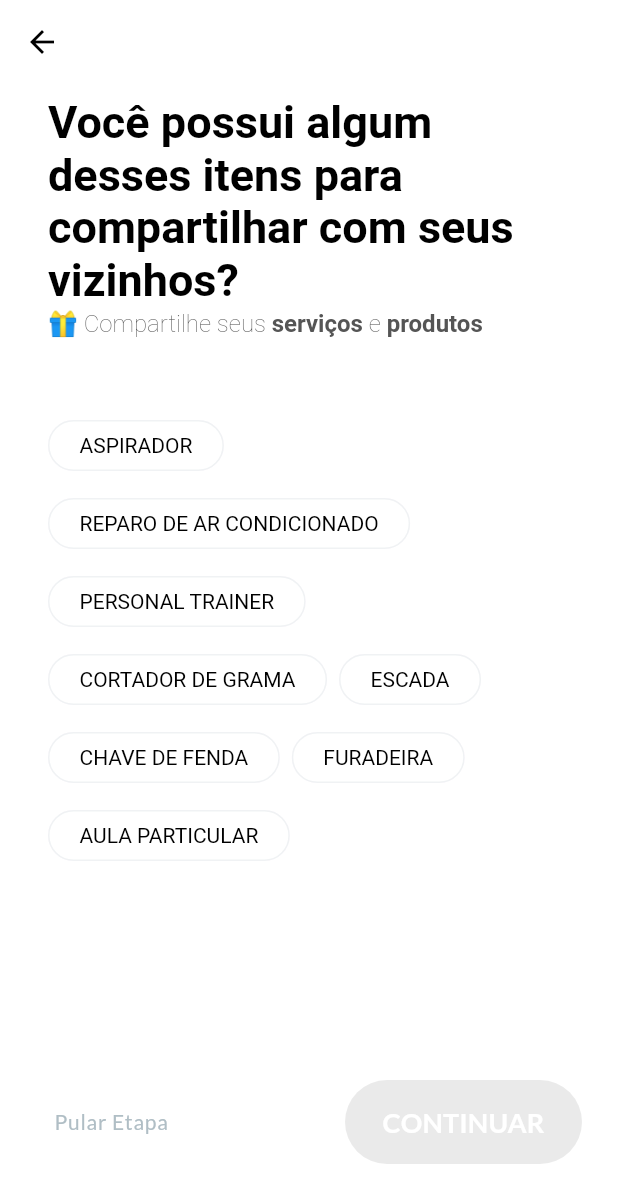
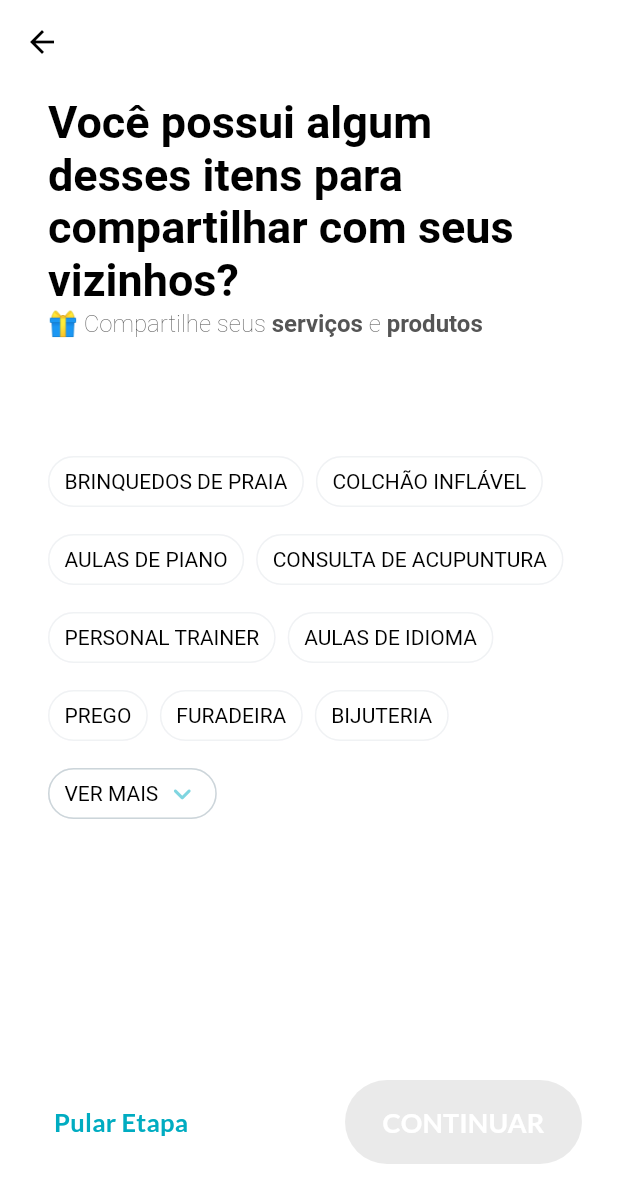
Before and after one commit to savioluis/kondus_app, a Flutter app: the ShareYourItemsPage screen opened directly with empty values, on a phone screen of 412 x 824 dp. Shown: the top 1203 px of the screen. Run offline on Flutter 3.47's test engine with Material 3 defaults, Android fonts, the phone set to English and light mode, and no system bars; our stand-ins replace cached_network_image, cloud_firestore, dio, equatable, firebase_core, flutter_secure_storage and 6 more; accounts and stored records are empty; network calls fail.

Commit message:
feat: add more recommended items to Share Your Items Page and enchance this page with search and shuffle recommended items

```diff
--- /dev/null
+++ b/lib/src/modules/share_your_items/model/recommended_item.dart
@@ -0,0 +1,396 @@
+import 'package:kondus/core/services/items/models/items_filter_model.dart';
+
+class RecommendedItem {
+  final String name;
+  final ItemType type;
+  final String description;
+  final List<int> categoriesIds;
+  final String actionType;
+
+  RecommendedItem({
+    required this.name,
+    required this.type,
+    required this.description,
+    required this.categoriesIds,
+    required this.actionType,
+  });
+
+  static final items = [
+    RecommendedItem(
+      name: "Reparo de ar condicionado",
+      type: ItemType.servico,
+      description:
+          "Serviço de manutenção, limpeza e conserto de ar-condicionado. Atendo modelos do tipo [split/janela/inverter]. Com garantia e agendamento flexível.",
+      categoriesIds: [5],
+      actionType: "Serviço",
+    ),
+    RecommendedItem(
+      name: "Aspirador",
+      type: ItemType.produto,
+      description:
+          "Aspirador portátil ideal para limpeza doméstica ou automotiva. Equipamento em boas condições. Fácil de usar e com bom desempenho.",
+      categoriesIds: [12],
+      actionType: 'Aluguel',
+    ),
+    RecommendedItem(
+      name: "Chave de Fenda",
+      type: ItemType.produto,
+      description:
+          "Kit básico de chave de fenda para pequenos reparos. Ferramenta em boas condições. Ideal para uso esporádico.",
+      categoriesIds: [9],
+      actionType: 'Aluguel',
+    ),
+    RecommendedItem(
+      name: "Personal Trainer",
+      type: ItemType.servico,
+      description:
+          "Acompanhamento personalizado para treinos com foco em [condicionamento, emagrecimento ou hipertrofia]. Atendimento em casa ou online.",
+      categoriesIds: [6],
+      actionType: "Serviço",
+    ),
+    RecommendedItem(
+      name: "Aula Particular",
+      type: ItemType.servico,
+      description:
+          "Aulas em domicílio ou online nas áreas de [matemática, inglês, reforço escolar, etc.]. Flexível e focado em resultados.",
+      categoriesIds: [14],
+      actionType: "Serviço",
+    ),
+    RecommendedItem(
+      name: "Cortador de Grama",
+      type: ItemType.produto,
+      description:
+          "Cortador de grama em boas condições. Perfeito para manter jardins e quintais bem cuidados sem precisar comprar um equipamento próprio.",
+      categoriesIds: [9],
+      actionType: "Aluguel",
+    ),
+    RecommendedItem(
+      name: "Escada",
+      type: ItemType.produto,
+      description:
+          "Escada dobrável multiuso ideal para pequenos reparos ou manutenção doméstica. Está em boas condições. Leve, segura e fácil de transportar.",
+      categoriesIds: [9],
+      actionType: "Aluguel",
+    ),
+    RecommendedItem(
+      name: "Furadeira",
+      type: ItemType.produto,
+      description:
+          "Furadeira elétrica portátil com brocas inclusas. Ótima para instalações simples e reparos. Está em boas condições.",
+      categoriesIds: [9],
+      actionType: "Aluguel",
+    ),
+    //
+    RecommendedItem(
+      name: "Cuidador de Pets",
+      type: ItemType.servico,
+      description:
+          "Serviço de cuidado e passeios com cães e gatos. Atendimento dentro do condomínio ou nas redondezas.",
+      categoriesIds: [10, 15],
+      actionType: "Serviço",
+    ),
+    RecommendedItem(
+      name: "Serviço de Costura",
+      type: ItemType.servico,
+      description:
+          "Pequenos reparos e ajustes em roupas, como bainhas, botões ou costuras simples. Atendimento no próprio condomínio.",
+      categoriesIds: [5, 11],
+      actionType: "Serviço",
+    ),
+    RecommendedItem(
+      name: "Cadeira de Praia",
+      type: ItemType.produto,
+      description:
+          "Cadeira leve e dobrável, ideal para usar na área comum, varandas ou momentos de lazer ao ar livre.",
+      categoriesIds: [2, 13],
+      actionType: "Aluguel",
+    ),
+    RecommendedItem(
+      name: "Faxina",
+      type: ItemType.servico,
+      description:
+          "Limpeza detalhada de apartamentos e casas. Inclui cozinha, banheiros e áreas comuns.",
+      categoriesIds: [12],
+      actionType: "Serviço",
+    ),
+    RecommendedItem(
+      name: "Serviço de Massagem",
+      type: ItemType.servico,
+      description:
+          "Massoterapeuta com atendimento em domicílio. Alívio de estresse, dores musculares e relaxamento geral.",
+      categoriesIds: [
+        17,
+        20,
+      ],
+      actionType: "Serviço",
+    ),
+    RecommendedItem(
+      name: "Bolo de Pote",
+      type: ItemType.produto,
+      description:
+          "Deliciosos bolos de pote com diversos sabores, feitos sob encomenda. Opção prática e saborosa.",
+      categoriesIds: [4],
+      actionType: "Venda",
+    ),
+    RecommendedItem(
+      name: "Bomba de Encher",
+      type: ItemType.produto,
+      description:
+          "Bomba elétrica usada para inflar piscinas, colchões ou brinquedos de verão. Funciona rápido e é fácil de usar.",
+      categoriesIds: [3, 7],
+      actionType: "Aluguel",
+    ),
+    RecommendedItem(
+      name: "Colchão Inflável",
+      type: ItemType.produto,
+      description:
+          "Colchão inflável de casal, ótimo para visitas de última hora. Fácil de guardar e inflar.",
+      categoriesIds: [2],
+      actionType: "Aluguel",
+    ),
+    RecommendedItem(
+      name: "Aulas de Idioma",
+      type: ItemType.servico,
+      description:
+          "Conversação em inglês, francês e alemão com foco em fluência e vocabulário do dia a dia. Ideal para iniciantes e intermediários.",
+      categoriesIds: [14],
+      actionType: "Serviço",
+    ),
+    RecommendedItem(
+      name: "Caixa de Som",
+      type: ItemType.produto,
+      description:
+          "Caixa de som portátil ideal para festas pequenas ou encontros entre vizinhos.",
+      categoriesIds: [6],
+      actionType: "Aluguel",
+    ),
+    RecommendedItem(
+      name: "Medidor de Pressão",
+      type: ItemType.produto,
+      description:
+          "Equipamento confiável para aferir a pressão arterial de forma prática.",
+      categoriesIds: [20],
+      actionType: "Aluguel",
+    ),
+    RecommendedItem(
+      name: "Consulta de Acupuntura",
+      type: ItemType.servico,
+      description:
+          "Sessões de acupuntura para alívio de dores e estresse. Atendimento domiciliar.",
+      categoriesIds: [20],
+      actionType: "Serviço",
+    ),
+    RecommendedItem(
+      name: "Corte de Cabelo",
+      type: ItemType.servico,
+      description:
+          "Corte prático em domicílio com atenção a estilo e conforto.",
+      categoriesIds: [17],
+      actionType: "Serviço",
+    ),
+    RecommendedItem(
+      name: "Transporte de Encomendas",
+      type: ItemType.servico,
+      description:
+          "Levo pequenas entregas entre blocos ou torres do condomínio.",
+      categoriesIds: [16],
+      actionType: "Serviço",
+    ),
+    RecommendedItem(
+      name: "Aulas de Redação",
+      type: ItemType.servico,
+      description:
+          "Correção e acompanhamento de textos para estudantes e vestibulandos.",
+      categoriesIds: [14],
+      actionType: "Serviço",
+    ),
+    RecommendedItem(
+      name: "Aulas de Violão",
+      type: ItemType.servico,
+      description:
+          "Aulas práticas e introdutórias para quem quer aprender a tocar violão.",
+      categoriesIds: [14],
+      actionType: "Serviço",
+    ),
+    RecommendedItem(
+      name: "Extensão Elétrica",
+      type: ItemType.produto,
+      description:
+          "Prolongador com vários metros de alcance. Útil em manutenções ou festas.",
+      categoriesIds: [3],
+      actionType: "Aluguel",
+    ),
+    RecommendedItem(
+      name: "Detector de Tensão",
+      type: ItemType.produto,
+      description:
+          "Equipamento de segurança para identificar corrente em instalações.",
+      categoriesIds: [3],
+      actionType: "Aluguel",
+    ),
+    RecommendedItem(
+      name: "Bola de Pilates",
+      type: ItemType.produto,
+      description:
+          "Equipamento versátil para exercícios físicos e alongamentos.",
+      categoriesIds: [20],
+      actionType: "Aluguel",
+    ),
+    RecommendedItem(
+      name: "Manicure e Pedicure",
+      type: ItemType.servico,
+      description:
+          "Atendimento em domicílio para cuidados com unhas e cutículas.",
+      categoriesIds: [17],
+      actionType: "Serviço",
+    ),
+    RecommendedItem(
+      name: "Carona Solidária",
+      type: ItemType.servico,
+      description:
+          "Ajudo vizinhos com transporte esporádico em horários compatíveis.",
+      categoriesIds: [16],
+      actionType: "Serviço",
+    ),
+    RecommendedItem(
+      name: "Lavagem de Tapetes",
+      type: ItemType.servico,
+      description:
+          "Serviço de limpeza profunda de tapetes e carpetes em domicílio.",
+      categoriesIds: [12],
+      actionType: "Serviço",
+    ),
+    RecommendedItem(
+      name: "Aulas de Redação",
+      type: ItemType.servico,
+      description:
+          "Correção e acompanhamento de textos para estudantes e vestibulandos.",
+      categoriesIds: [14],
+      actionType: "Serviço",
+    ),
+    RecommendedItem(
+      name: "Aulas de Piano",
+      type: ItemType.servico,
+      description:
+          "Aulas particulares de piano para iniciantes e intermediários.",
+      categoriesIds: [14],
+      actionType: "Serviço",
+    ),
+    RecommendedItem(
+      name: "Aulas de Guitarra",
+      type: ItemType.servico,
+      description: "Ensino prático e teórico de guitarra elétrica e acústica.",
+      categoriesIds: [14],
+      actionType: "Serviço",
+    ),
+    RecommendedItem(
+      name: "Martelo",
+      type: ItemType.produto,
+      description:
+          "Ferramenta básica para pequenas reformas e pendurar quadros.",
+      categoriesIds: [3],
+      actionType: "Aluguel",
+    ),
+    RecommendedItem(
+      name: "Prego",
+      type: ItemType.produto,
+      description: "Pregos de tamanhos variados para uso doméstico.",
+      categoriesIds: [3],
+      actionType: "Aluguel",
+    ),
+    RecommendedItem(
+      name: "Parafuso",
+      type: ItemType.produto,
+      description: "Parafusos diversos para consertos e instalações.",
+      categoriesIds: [3],
+      actionType: "Aluguel",
+    ),
+    RecommendedItem(
+      name: "Bola",
+      type: ItemType.produto,
+      description:
+          "Bola de futebol disponível para empréstimo ou uso em grupo.",
+      categoriesIds: [5],
+      actionType: "Aluguel",
+    ),
+    RecommendedItem(
+      name: "Bijuteria",
+      type: ItemType.produto,
+      description:
+          "Bijuterias artesanais feitas à mão, ideais para presentear.",
+      categoriesIds: [8],
+      actionType: "Venda",
+    ),
+    RecommendedItem(
+      name: "Mangueira",
+      type: ItemType.produto,
+      description: "Mangueira para regar plantas ou lavar áreas externas.",
+      categoriesIds: [2],
+      actionType: "Aluguel",
+    ),
+    RecommendedItem(
+      name: "Pá",
+      type: ItemType.produto,
+      description: "Pá de jardinagem disponível para uso compartilhado.",
+      categoriesIds: [2],
+      actionType: "Aluguel",
+    ),
+    RecommendedItem(
+      name: "Jogo de Tabuleiro",
+      type: ItemType.produto,
+      description:
+          "Jogo de tabuleiro divertido para compartilhar com os vizinhos.",
+      categoriesIds: [5],
+      actionType: "Aluguel",
+    ),
+    RecommendedItem(
+      name: "DVDs ou Filmes",
+      type: ItemType.produto,
+      description: "Coleção de filmes clássicos para curtir em família.",
+      categoriesIds: [5],
+      actionType: "Aluguel",
+    ),
+    RecommendedItem(
+      name: "Raquete",
+      type: ItemType.produto,
+      description: "Ideal para partidas nas quadras do condomínio.",
+      categoriesIds: [5],
+      actionType: "Aluguel",
+    ),
+    RecommendedItem(
+      name: "Skate",
+      type: ItemType.produto,
+      description: "Para aproveitar as áreas abertas e calçadas do condomínio.",
+      categoriesIds: [5],
+      actionType: "Aluguel",
+    ),
+    RecommendedItem(
+      name: "Patins",
+      type: ItemType.produto,
+      description: "Diversão para adultos e crianças nas áreas comuns.",
+      categoriesIds: [5],
+      actionType: "Aluguel",
+    ),
+    RecommendedItem(
+      name: "Rede de Descanso",
+      type: ItemType.produto,
+      description: "Ideal para relaxar na varanda ou áreas de lazer.",
+      categoriesIds: [5],
+      actionType: "Aluguel",
+    ),
+    RecommendedItem(
+      name: "Brinquedos de Praia",
+      type: ItemType.produto,
+      description: "Baldinhos e pazinhas para brincar na areia do playground.",
+      categoriesIds: [6],
+      actionType: "Aluguel",
+    ),
+    RecommendedItem(
+      name: "Baralho",
+      type: ItemType.produto,
+      description: "Perfeito para partidas com os vizinhos no salão de jogos.",
+      categoriesIds: [5],
+      actionType: "Empréstimo",
+    ),
+  ];
+}
--- a/lib/src/modules/share_your_items/presentation/share_your_items_page.dart
+++ b/lib/src/modules/share_your_items/presentation/share_your_items_page.dart
@@ -2,7 +2,8 @@ import 'package:flutter/material.dart';
 import 'package:kondus/app/routing/app_routes.dart';
 import 'package:kondus/app/routing/route_arguments.dart';
 import 'package:kondus/core/providers/navigator/navigator_provider.dart';
-import 'package:kondus/core/services/items/models/items_filter_model.dart';
+import 'package:kondus/core/widgets/kondus_text_field.dart';
+import 'package:kondus/src/modules/share_your_items/model/recommended_item.dart';
 import 'package:kondus/src/modules/share_your_items/widgets/item_chip.dart';
 import 'package:kondus/core/theme/app_theme.dart';
 import 'package:kondus/core/theme/theme_extension.dart';
@@ -20,81 +21,37 @@ class ShareYourItemsPage extends StatefulWidget {
 }
 
 class _ShareYourItemsPageState extends State<ShareYourItemsPage> {
-  final items = [
-    {
-      "name": "Reparo de ar condicionado",
-      "type": ItemType.servico,
-      "description":
-          "Serviço de manutenção, limpeza e conserto de ar-condicionado. Atendo modelos do tipo [split/janela/inverter]. Com garantia e agendamento flexível.",
-      "categoriesIds": [1, 3],
-      "actionType": "Serviço",
-    },
-    {
-      "name": "Aspirador",
-      "type": ItemType.produto,
-      "description":
-          "Aspirador portátil ideal para limpeza doméstica ou automotiva. Equipamento em [digite aqui a condição]. Fácil de usar e com bom desempenho.",
-      "categoriesIds": [2, 4],
-      "actionType": 'Aluguel',
-    },
-    {
-      "name": "Chave de Fenda",
-      "type": ItemType.produto,
-      "description":
-          "Kit básico de chave de fenda para pequenos reparos. Ferramenta em [digite aqui a condição]. Ideal para uso esporádico.",
-      "categoriesIds": [2, 5],
-      "actionType": 'Aluguel',
-    },
-    {
-      "name": "Personal Trainer",
-      "type": ItemType.servico,
-      "description":
-          "Acompanhamento personalizado para treinos com foco em [condicionamento, emagrecimento ou hipertrofia]. Atendimento em casa ou online.",
-      "categoriesIds": [6],
-      "actionType": "Serviço",
-    },
-    {
-      "name": "Aula Particular",
-      "type": ItemType.servico,
-      "description":
-          "Aulas em domicílio ou online nas áreas de [matemática, inglês, reforço escolar, etc.]. Flexível e focado em resultados.",
-      "categoriesIds": [7],
-      "actionType": "Serviço",
-    },
-    {
-      "name": "Cortador de Grama",
-      "type": ItemType.produto,
-      "description":
-          "Cortador de grama em [digite aqui a condição]. Perfeito para manter jardins e quintais bem cuidados sem precisar comprar um equipamento próprio.",
-      "categoriesIds": [2, 8],
-      "actionType": "Aluguel",
-    },
-    {
-      "name": "Escada",
-      "type": ItemType.produto,
-      "description":
-          "Escada dobrável multiuso ideal para pequenos reparos ou manutenção doméstica. Está em [digite aqui a condição]. Leve, segura e fácil de transportar.",
-      "categoriesIds": [2, 5],
-      "actionType": "Aluguel",
-    },
-    {
-      "name": "Furadeira",
-      "type": ItemType.produto,
-      "description":
-          "Furadeira elétrica portátil com brocas inclusas. Ótima para instalações simples e reparos. Está em [digite aqui a condição].",
-      "categoriesIds": [2, 5],
-      "actionType": "Aluguel",
-    },
-  ]..shuffle();
+  RecommendedItem? selectedItem;
+  final recommendedItems = RecommendedItem.items..shuffle();
+  List<RecommendedItem> displayedItems = [];
 
-  Map<String, Object>? selectedItem;
+  final TextEditingController _searchController = TextEditingController();
+
+  bool showAllItems = false;
+
+  final minimumDisplayQuantity = 9;
+
+  @override
+  void initState() {
+    super.initState();
+    displayedItems = recommendedItems.take(minimumDisplayQuantity).toList();
+  }
+
+  void _filterItems(String query) {
+    setState(() {
+      displayedItems = recommendedItems
+          .where(
+              (item) => item.name.toLowerCase().contains(query.toLowerCase()))
+          .toList();
+    });
+  }
 
   @override
   Widget build(BuildContext context) {
     return Scaffold(
       appBar: const KondusAppBar(),
       bottomNavigationBar: Container(
-        padding: const EdgeInsets.only(bottom: 48),
+        padding: const EdgeInsets.only(bottom: 48, top: 24),
         child: Row(
           mainAxisAlignment: MainAxisAlignment.spaceBetween,
           children: [
@@ -116,9 +73,11 @@ class _ShareYourItemsPageState extends State<ShareYourItemsPage> {
                         ),
                 child: Text(
                   widget.onSkipPressed != null ? 'Pular Etapa' : 'Outro',
-                  style: context.textTheme.labelMedium?.copyWith(
-                    color: context.lightGreyColor,
-                    fontSize: 14,
+                  style: context.textTheme.titleMedium?.copyWith(
+                    color: context.blueColor,
+                    fontSize: 17,
+                    // decoration: TextDecoration.underline,
+                    // decorationThickness: 2
                   ),
                 ),
               ),
@@ -131,20 +90,18 @@ class _ShareYourItemsPageState extends State<ShareYourItemsPage> {
                   label: 'CONTINUAR',
                   onPressed: selectedItem != null
                       ? () {
-                          final selectedItemName =
-                              selectedItem!['name'] as String;
+                          final selectedItemName = selectedItem!.name;
 
-                          final selectedItemType =
-                              selectedItem!['type'] as ItemType;
+                          final selectedItemType = selectedItem!.type;
 
                           final selectedItemDescription =
-                              selectedItem!['description'] as String;
+                              selectedItem!.description;
 
                           final selectedItemCategoriesIds =
-                              selectedItem!['categoriesIds'] as List<int>;
+                              selectedItem!.categoriesIds;
 
                           final selectedItemActionType =
-                              selectedItem!['actionType'] as String?;
+                              selectedItem!.actionType;
 
                           NavigatorProvider.navigateTo(
                             AppRoutes.registerItemStep1,
@@ -166,8 +123,7 @@ class _ShareYourItemsPageState extends State<ShareYourItemsPage> {
           ],
         ),
       ),
-      body: SingleChildScrollView(
-        child: Padding(
+      body: Padding(
         padding: const EdgeInsets.symmetric(horizontal: 32),
         child: Column(
           crossAxisAlignment: CrossAxisAlignment.start,
@@ -192,33 +148,95 @@ class _ShareYourItemsPageState extends State<ShareYourItemsPage> {
               ],
             ),
             const SizedBox(height: 48),
-              Wrap(
+            Visibility(
+              visible: showAllItems,
+              child: KondusTextFormField(
+                controller: _searchController,
+                onChanged: _filterItems,
+                decoration: const InputDecoration(
+                  hintText: 'Pesquise um item...',
+                  prefixIcon: Icon(Icons.search),
+                ),
+              ),
+            ),
+            const SizedBox(height: 24),
+            Expanded(
+              child: SingleChildScrollView(
+                child: Wrap(
                   spacing: 8,
                   runSpacing: 4,
                   children: [
-                  ...items.map((item) {
-                    final itemName = item['name']! as String;
+                    ...displayedItems.map(
+                      (item) {
+                        final itemName = item.name;
                         return ItemChip(
-                      text: itemName,
-                      isSelected:
-                          selectedItem?.containsValue(itemName) ?? false,
+                          isSelected: selectedItem?.name == itemName,
                           onTap: () {
                             setState(() {
-                          if (selectedItem?.containsValue(itemName) ?? false) {
+                              if (selectedItem?.name == itemName) {
                                 selectedItem = null;
                               } else {
                                 selectedItem = item;
                               }
                             });
                           },
+                          child: Text(itemName.toUpperCase()),
                         );
-                  }),
+                      },
+                    ),
+                    if (!showAllItems &&
+                        recommendedItems.length > minimumDisplayQuantity && _searchController.value.text.isEmpty)
+                      ItemChip(
+                        borderColor: context.lightGreyColor.withOpacity(0.4),
+                        onTap: () {
+                          setState(() {
+                            showAllItems = true;
+                            displayedItems = recommendedItems;
+                          });
+                        },
+                        child: Row(
+                          mainAxisSize: MainAxisSize.min,
+                          children: [
+                            const Text('VER MAIS'),
+                            const SizedBox(width: 4),
+                            Icon(
+                              Icons.expand_more_rounded,
+                              color: context.blueColor.withOpacity(0.5),
+                            )
                           ],
+                        ),
+                      ),
+                    if (showAllItems && _searchController.value.text.isEmpty)
+                      ItemChip(
+                        borderColor: context.lightGreyColor.withOpacity(0.4),
+                        onTap: () {
+                          setState(() {
+                            showAllItems = false;
+                            _searchController.clear();
+                            displayedItems = recommendedItems
+                                .take(minimumDisplayQuantity)
+                                .toList();
+                          });
+                        },
+                        child: Row(
+                          mainAxisSize: MainAxisSize.min,
+                          children: [
+                            const Text('VER MENOS'),
+                            const SizedBox(width: 4),
+                            Icon(
+                              Icons.expand_less,
+                              color: context.blueColor.withOpacity(0.5),
+                            )
+                          ],
+                        ),
                       ),
                   ],
                 ),
               ),
             ),
+          ],
+        ),
+      ),
     );
   }
 }
--- a/lib/src/modules/share_your_items/widgets/item_chip.dart
+++ b/lib/src/modules/share_your_items/widgets/item_chip.dart
@@ -3,31 +3,42 @@ import 'package:kondus/core/theme/app_theme.dart';
 
 class ItemChip extends StatelessWidget {
   const ItemChip({
-    required this.text,
+    required this.child,
     required this.onTap,
     this.isSelected = false,
+    this.backgroundColor,
+    this.borderColor,
+    this.textColor,
     super.key,
   });
 
-  final String text;
+  final Widget child;
+
   final VoidCallback onTap;
   final bool isSelected;
+
+  final Color? backgroundColor;
+  final Color? borderColor;
+  final Color? textColor;
 
   @override
   Widget build(BuildContext context) {
     return GestureDetector(
       onTap: onTap,
       child: Chip(
-        label: Text(text.toUpperCase()),
-        backgroundColor: isSelected ? context.blueColor.withOpacity(0.5) : context.surfaceColor,
+        label: child,
+        backgroundColor: isSelected
+            ? context.blueColor.withOpacity(0.5)
+            : backgroundColor ?? context.surfaceColor,
         shape: RoundedRectangleBorder(
           side: BorderSide(
-            color: context.lightGreyColor.withOpacity(0.1),
+            color: borderColor ?? context.lightGreyColor.withOpacity(0.1),
           ),
           borderRadius: BorderRadius.circular(18),
         ),
+        padding: const EdgeInsets.symmetric(horizontal: 2),
         labelStyle: TextStyle(
-          color: isSelected ? context.whiteColor : context.primaryColor,
+          color: isSelected ? context.whiteColor : textColor ?? context.primaryColor,
           fontWeight: isSelected ? FontWeight.bold : null,
         ),
       ),
```
Lines whose indentation alone changed are shown as unchanged.
